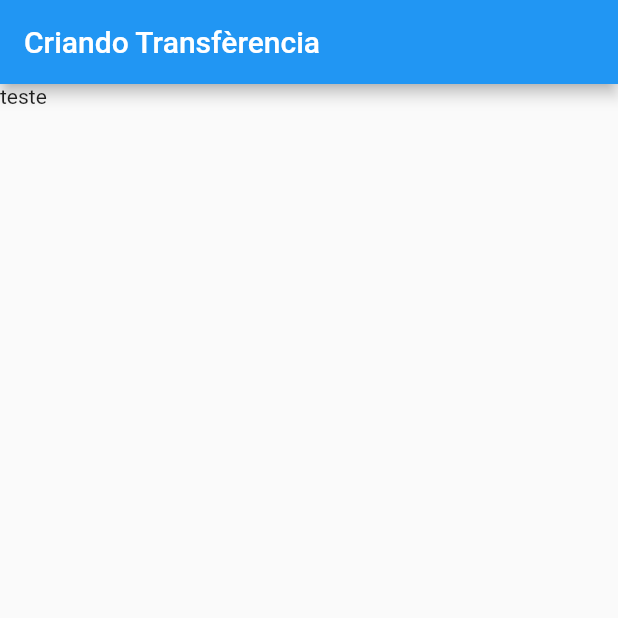
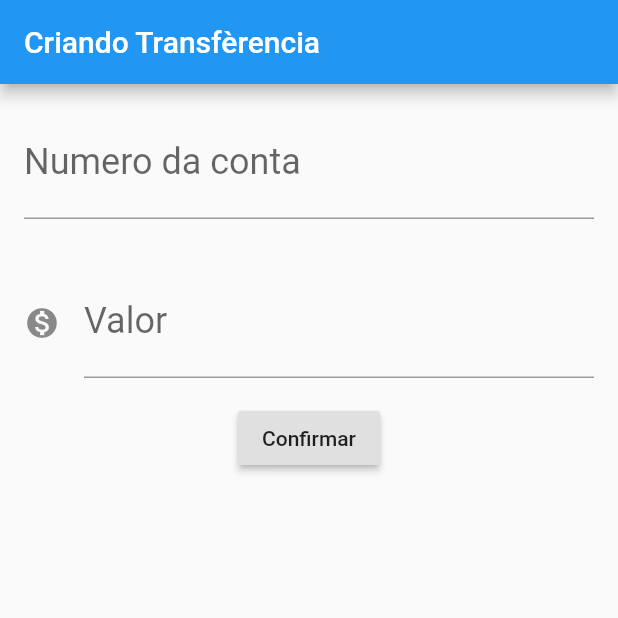
Before and after one commit to fabiocostadeoliveira/curso-flutter-app-bytebank, a Flutter app: the screen it shows after launch, on a phone screen of 412 x 824 dp, the top half of it. Run offline on Flutter 3.47's test engine with Material 2 defaults, Android fonts, the phone set to English and light mode, and no system bars.

Commit message:
Adicionado formulario para adicionar tranferencia

```diff
--- a/lib/main.dart
+++ b/lib/main.dart
@@ -14,13 +14,64 @@ class ByteBankApp extends StatelessWidget {
 }
 
 class FormularioTransferencia extends StatelessWidget {
+  final TextEditingController _controladorCampoNumeroConta =
+      TextEditingController();
+  final TextEditingController _controladorCampoValor = TextEditingController();
+
   @override
   Widget build(BuildContext context) {
     return Scaffold(
       appBar: AppBar(
         title: Text('Criando Transfèrencia'),
       ),
-      body: Text('teste'),
+      body: Column(
+        children: [
+          Padding(
+            padding: const EdgeInsets.all(16.0),
+            child: TextField(
+              controller: _controladorCampoNumeroConta,
+              style: TextStyle(
+                fontSize: 24.0,
+              ),
+              decoration: InputDecoration(
+                labelText: 'Numero da conta',
+                hintText: '0000',
+              ),
+              keyboardType: TextInputType.number,
+            ),
+          ),
+          Padding(
+            padding: const EdgeInsets.all(16.0),
+            child: TextField(
+              controller: _controladorCampoValor,
+              style: TextStyle(
+                fontSize: 24.0,
+              ),
+              decoration: InputDecoration(
+                icon: Icon(Icons.monetization_on),
+                labelText: 'Valor',
+                hintText: '0.00',
+              ),
+              keyboardType: TextInputType.number,
+            ),
+          ),
+          RaisedButton(
+            onPressed: () {
+              final int numeroConta =
+                  int.tryParse(_controladorCampoNumeroConta.text);
+              final double valor = double.tryParse(_controladorCampoValor.text);
+
+              if (numeroConta != null && valor != null) {
+                final transferenciaCriada = Transferncia(valor, numeroConta);
+                debugPrint('$transferenciaCriada');
+              }
+            },
+            child: Text(
+              'Confirmar',
+            ),
+          ),
+        ],
+      ),
     );
   }
 }
@@ -71,4 +122,7 @@ class Transferncia {
     this.valor,
     this.numeroConta,
   );
+
+  @override
+  String toString() => 'Transferncia(valor: $valor, numeroConta: $numeroConta)';
 }
```
